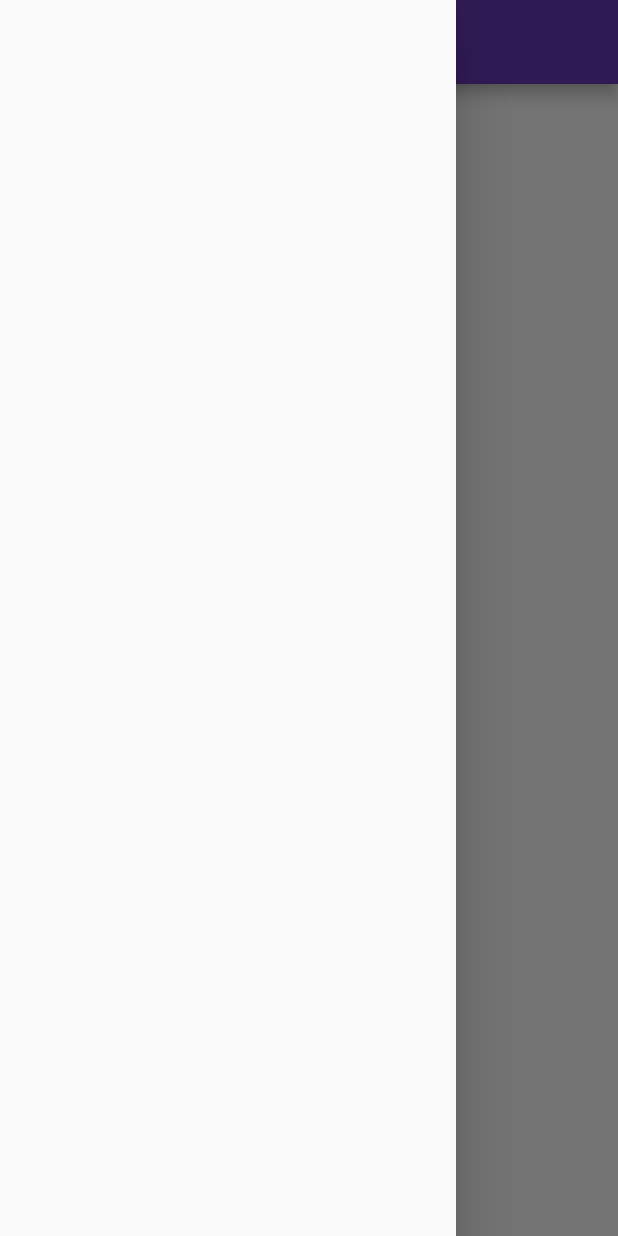
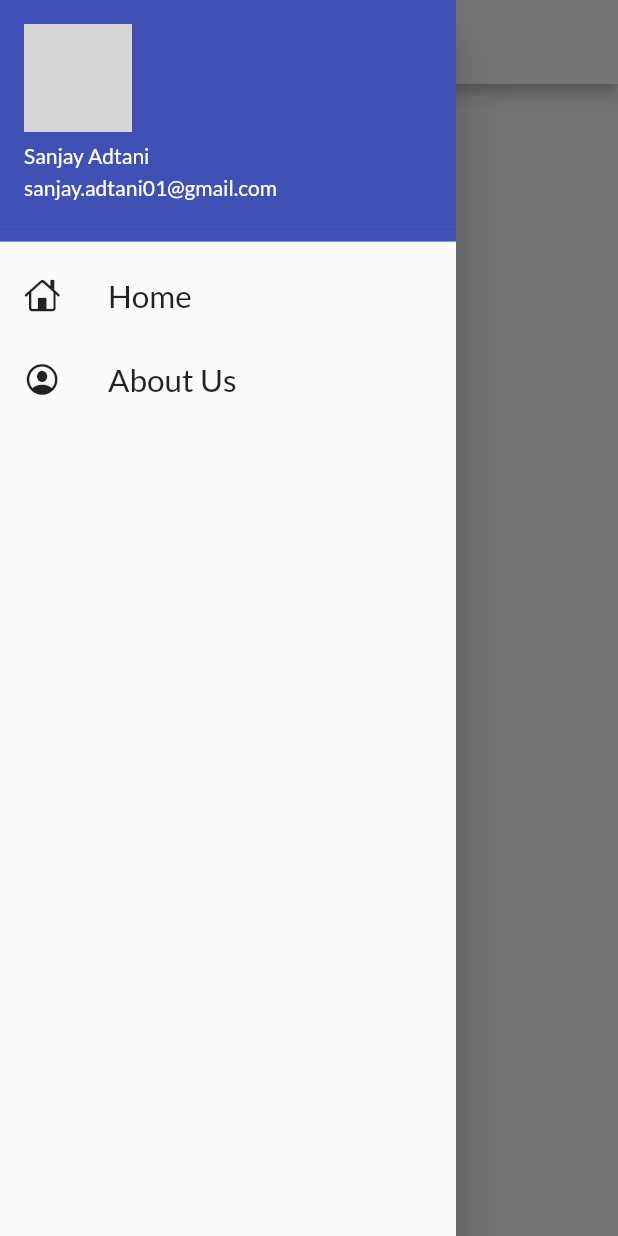
Before and after one commit to sanjayadtani/catalog_app, a Flutter app: the screen it shows after launch, with the side drawer open, on a phone screen of 412 x 824 dp. Run offline on Flutter 3.47's test engine with Material 2 defaults, Android fonts, the phone set to English and light mode, and no system bars; our stand-ins replace fluttertoast, google_fonts; network calls fail; grey boxes are pictures that could not be loaded.

Commit message:
day9 complete

```diff
--- a/lib/main.dart
+++ b/lib/main.dart
@@ -1,6 +1,6 @@
 import 'package:catelog_app/pages/home.dart';
+import 'package:catelog_app/utils/theme.dart';
 import 'package:flutter/material.dart';
-import 'package:google_fonts/google_fonts.dart';
 import 'pages/login.dart';
 import 'utils/routes.dart';
 
@@ -13,14 +13,9 @@ class MyApp extends StatelessWidget {
   Widget build(BuildContext context) {
     return MaterialApp(
       debugShowCheckedModeBanner: false,
-      theme: ThemeData(
-        primarySwatch: Colors.deepPurple,
-        fontFamily: GoogleFonts.lato().fontFamily,
-      ),
       themeMode: ThemeMode.light,
-      darkTheme: ThemeData(
-        brightness: Brightness.dark,
-      ),
+      theme: MyTheme.lightTheme(context),
+      darkTheme: MyTheme.darkTheme(context),
       initialRoute: MyRoute.home,
       routes: {
         "/": (context) => HomePage(),
--- /dev/null
+++ b/lib/model/catalog.dart
@@ -0,0 +1,10 @@
+class Items {
+  final String id;
+  final String name;
+  final String desc;
+  final num price;
+  final String color;
+  final String image;
+
+  Items({this.id, this.name, this.desc, this.price, this.color, this.image});
+}
--- a/lib/pages/home.dart
+++ b/lib/pages/home.dart
@@ -1,3 +1,4 @@
+import 'package:catelog_app/widgets/drawer.dart';
 import 'package:flutter/material.dart';
 
 class HomePage extends StatelessWidget {
@@ -10,6 +11,6 @@ class HomePage extends StatelessWidget {
         body: Center(
           child: Text("Hello World"),
         ),
-        drawer: Drawer());
+        drawer: MyDrawer());
   }
 }
--- /dev/null
+++ b/lib/utils/theme.dart
@@ -0,0 +1,19 @@
+import 'package:flutter/material.dart';
+import 'package:google_fonts/google_fonts.dart';
+
+class MyTheme {
+  static ThemeData lightTheme(BuildContext context) => ThemeData(
+        primarySwatch: Colors.deepPurple,
+        fontFamily: GoogleFonts.lato().fontFamily,
+        appBarTheme: AppBarTheme(
+          color: Colors.white,
+          iconTheme: IconThemeData(
+            color: Colors.black,
+          ),
+          textTheme: Theme.of(context).textTheme,
+        ),
+      );
+  static ThemeData darkTheme(BuildContext context) => ThemeData(
+        brightness: Brightness.dark,
+      );
+}
--- /dev/null
+++ b/lib/widgets/drawer.dart
@@ -0,0 +1,62 @@
+import 'package:flutter/cupertino.dart';
+import 'package:flutter/material.dart';
+import 'package:fluttertoast/fluttertoast.dart';
+
+class MyDrawer extends StatelessWidget {
+  @override
+  Widget build(BuildContext context) {
+    return Drawer(
+      child: ListView(
+        padding: EdgeInsets.zero,
+        children: [
+          DrawerHeader(
+            padding: EdgeInsets.zero,
+            child: UserAccountsDrawerHeader(
+              accountName: Text("Sanjay Adtani"),
+              accountEmail: Text("sanjay.adtani01@gmail.com"),
+              currentAccountPicture: CircleAvatar(
+                backgroundImage: NetworkImage(
+                    "https://pbs.twimg.com/profile_images/1313084317329846274/l3sPxGbD_400x400.jpg"),
+              ),
+              decoration: BoxDecoration(
+                color: Colors.indigo,
+              ),
+            ),
+            decoration: BoxDecoration(
+              color: Colors.indigo,
+            ),
+          ),
+          ListTile(
+            onTap: () {
+              Fluttertoast.showToast(
+                msg: "Hello Sanjay Home",
+                backgroundColor: Colors.grey,
+                fontSize: 25,
+                gravity: ToastGravity.BOTTOM,
+                textColor: Colors.pink,
+              );
+            },
+            leading: Icon(
+              CupertinoIcons.home,
+              color: Colors.black87,
+            ),
+            title: Text(
+              "Home",
+              textScaleFactor: 1.5,
+            ),
+          ),
+          ListTile(
+            leading: Icon(
+              CupertinoIcons.profile_circled,
+              color: Colors.black87,
+            ),
+            title: Text(
+              "About Us",
+              textScaleFactor: 1.5,
+            ),
+          ),
+        ],
+      ),
+    );
+  }
+}
--- a/pubspec.yaml
+++ b/pubspec.yaml
@@ -24,6 +24,7 @@ dependencies:
   flutter:
     sdk: flutter
   google_fonts: ^2.1.0
+  fluttertoast: ^8.0.7
 
 
   # The following adds the Cupertino Icons font to your application.
```
Also changed, not shown: pubspec.lock.
